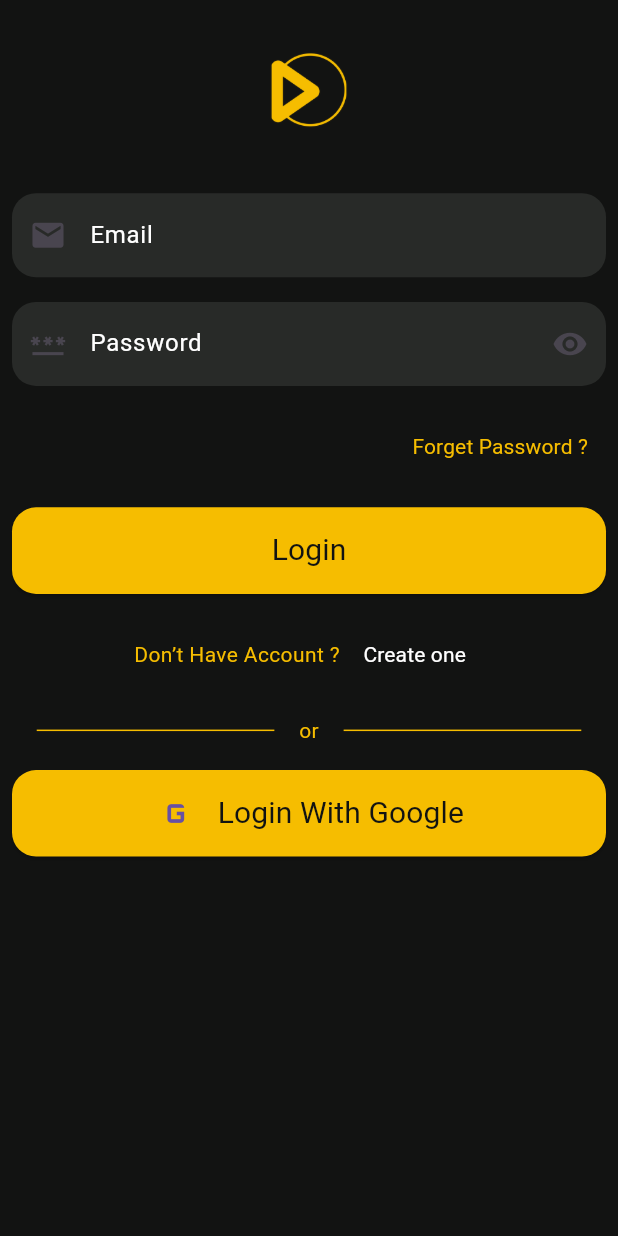
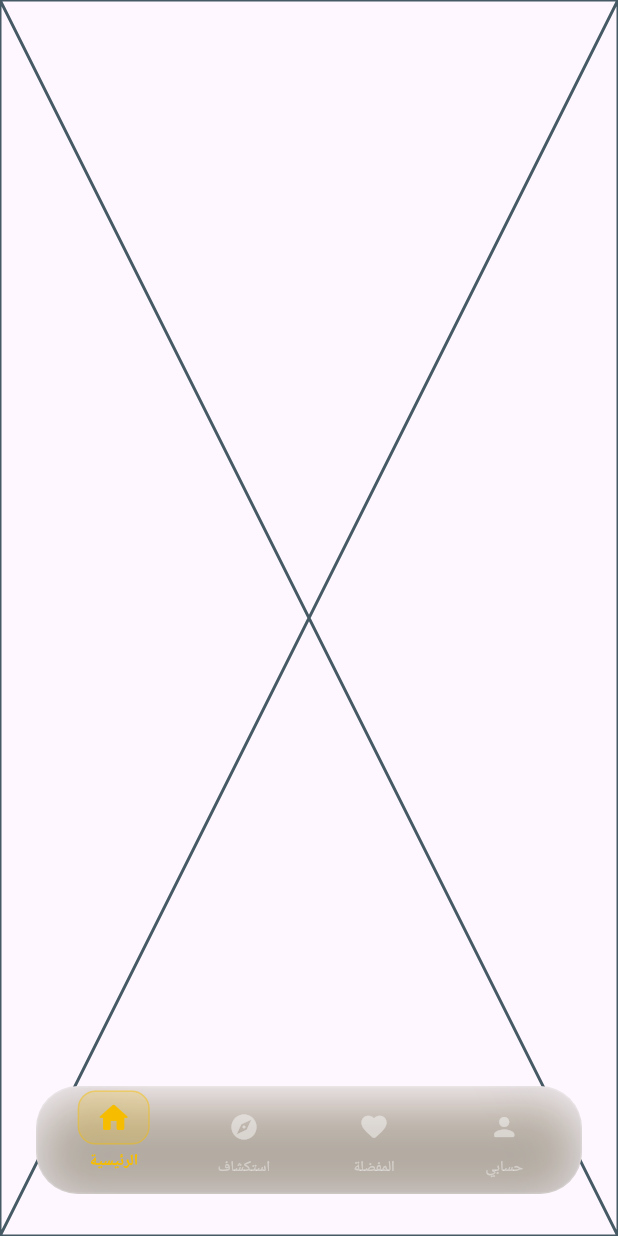
Before and after one commit to mariemtayel2-wq/movies_app, a Flutter app: the LoginScreen screen opened by its route, after a tap on "Login", on a phone screen of 412 x 824 dp. Run offline on Flutter 3.47's test engine with Material 3 defaults, Android fonts, the phone set to English and light mode, and no system bars; our stand-ins replace auto_route, flutter_screenutil, google_fonts, shared_preferences; accounts and stored records are empty.

Commit message:
bottom navigation bar

```diff
--- /dev/null
+++ b/lib/core/resources/data nav.dart
@@ -0,0 +1,7 @@
+import 'package:flutter/material.dart';
+
+class NavItem {
+  final IconData icon;
+  final String label;
+  const NavItem({required this.icon, required this.label});
+}
--- /dev/null
+++ b/lib/core/resources/nav bages.dart
@@ -0,0 +1,14 @@
+import 'package:flutter/material.dart';
+import 'package:movies_app/features/homescreen/tabapages/BrowesPage.dart';
+import 'package:movies_app/features/homescreen/tabapages/FavoritesPage.dart';
+import 'package:movies_app/features/homescreen/tabapages/HomePage.dart';
+import 'package:movies_app/features/homescreen/tabapages/ProfilePage.dart';
+
+class NavRoutes {
+  static final List<Widget> pages = [
+    Homepage(),
+    Browespage(),
+    Favoritespage(),
+    Profilepage(),
+  ];
+}
--- a/lib/core/route_manger/app_router.dart
+++ b/lib/core/route_manger/app_router.dart
@@ -1,6 +1,7 @@
 import 'package:auto_route/auto_route.dart';
 import 'package:flutter/material.dart';
 import 'package:movies_app/features/forget/forgetscreen.dart';
+import 'package:movies_app/features/homescreen/mainsreen.dart';
 import 'package:movies_app/features/login/presentation.dart';
 import 'package:movies_app/features/onBordingscreen/presentation.dart';
 import 'package:movies_app/features/register/presentation.dart';
@@ -18,5 +19,6 @@ class AppRouter extends RootStackRouter {
     AutoRoute(page: LoginRoute.page, initial: isDone),
     AutoRoute(page: RegisterRoute.page),
     AutoRoute(page: ForgetPasswordRoute.page),
+    AutoRoute(page: MainRoute.page)
   ];
 }
--- /dev/null
+++ b/lib/core/widget/custum_nav bar.dart
@@ -0,0 +1,71 @@
+import 'package:flutter/material.dart';
+import 'package:movies_app/core/resources/color_manager.dart';
+import 'package:movies_app/core/resources/data%20nav.dart';
+import 'dart:ui';
+import 'single item nev.dart';
+
+
+class CustomNavBar extends StatelessWidget {
+  final int selectedIndex;
+  final ValueChanged<int> onItemSelected;
+
+  const CustomNavBar({
+    super.key,
+    required this.selectedIndex,
+    required this.onItemSelected,
+  });
+
+  static const _items = [
+    NavItem(icon: Icons.home_rounded, label: 'الرئيسية'),
+    NavItem(icon: Icons.explore_rounded, label: 'استكشاف'),
+    NavItem(icon: Icons.favorite_rounded, label: 'المفضلة'),
+    NavItem(icon: Icons.person_rounded, label: 'حسابي'),
+  ];
+
+  @override
+  Widget build(BuildContext context) {
+    return Padding(
+      padding: const EdgeInsets.only(left: 24, right: 24, bottom: 28),
+      child: ClipRRect(
+        borderRadius: BorderRadius.circular(28),
+        child: BackdropFilter(
+          filter: ImageFilter.blur(sigmaX: 20, sigmaY: 20),
+          child: Container(
+            height: 72,
+            decoration: BoxDecoration(
+              color: ColorManager.primarywhite.withOpacity(0.08),
+              borderRadius: BorderRadius.circular(28),
+              border: Border.all(
+                color:  ColorManager.primarywhite.withOpacity(0.15),
+                width: 1,
+              ),
+              boxShadow: [
+                BoxShadow(
+                  color: Colors.black.withOpacity(0.35),
+                  blurRadius: 30,
+                  offset: const Offset(0, 10),
+                ),
+                BoxShadow(
+                  color:  ColorManager.primaryYello.withOpacity(0.08),
+                  blurRadius: 20,
+                  offset: const Offset(0, 4),
+                ),
+              ],
+            ),
+            child: Row(
+              mainAxisAlignment: MainAxisAlignment.spaceEvenly,
+              children: List.generate(
+                _items.length,
+                    (index) => NavBarItem(
+                  item: _items[index],
+                  isSelected: selectedIndex == index,
+                  onTap: () => onItemSelected(index),
+                ),
+              ),
+            ),
+          ),
+        ),
+      ),
+    );
+  }
+}
--- /dev/null
+++ b/lib/core/widget/single item nev.dart
@@ -0,0 +1,122 @@
+import 'package:flutter/material.dart';
+import 'package:movies_app/core/resources/color_manager.dart';
+import 'package:movies_app/core/resources/data%20nav.dart';
+
+class NavBarItem extends StatefulWidget {
+  final NavItem item;
+  final bool isSelected;
+  final VoidCallback onTap;
+
+  const NavBarItem({
+    required this.item,
+    required this.isSelected,
+    required this.onTap,
+  });
+
+  @override
+  State<NavBarItem> createState() => _NavBarItemState();
+}
+
+class _NavBarItemState extends State<NavBarItem>
+    with SingleTickerProviderStateMixin {
+  late final AnimationController _ctrl;
+  late final Animation<double> _scaleAnim;
+  late final Animation<double> _bounceAnim;
+
+  @override
+  void initState() {
+    super.initState();
+    _ctrl = AnimationController(
+      vsync: this,
+      duration: const Duration(milliseconds: 500),
+    );
+    _scaleAnim = CurvedAnimation(parent: _ctrl, curve: Curves.elasticOut);
+    _bounceAnim = Tween<double>(begin: 0, end: -6).animate(
+      CurvedAnimation(parent: _ctrl, curve: Curves.easeOut),
+    );
+
+    if (widget.isSelected) _ctrl.forward();
+  }
+
+  @override
+  void didUpdateWidget(NavBarItem old) {
+    super.didUpdateWidget(old);
+    if (widget.isSelected && !old.isSelected) {
+      _ctrl.forward(from: 0);
+    } else if (!widget.isSelected) {
+      _ctrl.reverse();
+    }
+  }
+
+  @override
+  void dispose() {
+    _ctrl.dispose();
+    super.dispose();
+  }
+
+  @override
+  Widget build(BuildContext context) {
+    return GestureDetector(
+      onTap: widget.onTap,
+      behavior: HitTestBehavior.opaque,
+      child: AnimatedBuilder(
+        animation: _ctrl,
+        builder: (_, __) => Transform.translate(
+          offset: Offset(0, widget.isSelected ? _bounceAnim.value : 0),
+          child: SizedBox(
+            width: 72,
+            child: Column(
+              mainAxisAlignment: MainAxisAlignment.center,
+              children: [
+                AnimatedContainer(
+                  duration: const Duration(milliseconds: 350),
+                  curve: Curves.easeOutCubic,
+                  width: widget.isSelected ? 48 : 38,
+                  height: widget.isSelected ? 36 : 32,
+                  decoration: BoxDecoration(
+                    color: widget.isSelected
+                        ? ColorManager.primaryYello.withOpacity(0.2)
+                        : Colors.transparent,
+                    borderRadius: BorderRadius.circular(12),
+                    border: widget.isSelected
+                        ? Border.all(
+                      color:ColorManager.primaryYello.withOpacity(0.4),
+                      width: 1,
+                    )
+                        : null,
+                  ),
+                  child: Transform.scale(
+                    scale:
+                    widget.isSelected ? 1.0 + (_scaleAnim.value * 0.1) : 1.0,
+                    child: Icon(
+                      widget.item.icon,
+                      size: widget.isSelected ? 22 : 20,
+                      color: widget.isSelected
+                          ? ColorManager.primaryYello
+                          :ColorManager.primarywhite.withOpacity(0.45),
+                    ),
+                  ),
+                ),
+                const SizedBox(height: 4),
+                AnimatedDefaultTextStyle(
+                  duration: const Duration(milliseconds: 300),
+                  style: TextStyle(
+                    fontSize: widget.isSelected ? 10.5 : 10,
+                    fontWeight: widget.isSelected
+                        ? FontWeight.w700
+                        : FontWeight.w400,
+                    color: widget.isSelected
+                        ? ColorManager.primaryYello
+                        : ColorManager.primarywhite.withOpacity(0.4),
+                    letterSpacing: 0.3,
+                  ),
+                  child: Text(widget.item.label),
+                ),
+              ],
+            ),
+          ),
+        ),
+      ),
+    );
+  }
+}
--- /dev/null
+++ b/lib/features/homescreen/mainsreen.dart
@@ -0,0 +1,42 @@
+import 'package:auto_route/auto_route.dart';
+import 'package:flutter/material.dart';
+import 'package:movies_app/core/resources/nav%20bages.dart';
+import 'package:movies_app/core/widget/custum_nav%20bar.dart';
+@RoutePage()
+class MainScreen extends StatefulWidget {
+  const MainScreen({super.key});
+
+  @override
+  State<MainScreen> createState() => _MainScreenState();
+}
+
+class _MainScreenState extends State<MainScreen> {
+  int _selectedIndex = 0;
+
+  @override
+  Widget build(BuildContext context) {
+    return Scaffold(
+      extendBody: true,
+      body: AnimatedSwitcher(
+        duration: const Duration(milliseconds: 400),
+        transitionBuilder: (child, animation) => FadeTransition(
+          opacity: animation,
+          child: SlideTransition(
+            position: Tween<Offset>(
+              begin: const Offset(0, 0.05),
+              end: Offset.zero,
+            ).animate(CurvedAnimation(parent: animation, curve: Curves.easeOut)),
+            child: child,
+          ),
+        ),
+        child: KeyedSubtree(
+          key: ValueKey(_selectedIndex),
+          child: NavRoutes.pages[_selectedIndex],        ),
+      ),
+      bottomNavigationBar: CustomNavBar(
+        selectedIndex: _selectedIndex,
+        onItemSelected: (index) => setState(() => _selectedIndex = index),
+      ),
+    );
+  }
+}
--- /dev/null
+++ b/lib/features/homescreen/tabapages/BrowesPage.dart
@@ -0,0 +1,10 @@
+import 'package:flutter/material.dart';
+
+class Browespage extends StatelessWidget {
+  const Browespage({super.key});
+
+  @override
+  Widget build(BuildContext context) {
+    return const Placeholder();
+  }
+}
--- /dev/null
+++ b/lib/features/homescreen/tabapages/FavoritesPage.dart
@@ -0,0 +1,10 @@
+import 'package:flutter/material.dart';
+
+class Favoritespage extends StatelessWidget {
+  const Favoritespage({super.key});
+
+  @override
+  Widget build(BuildContext context) {
+    return const Placeholder();
+  }
+}
--- /dev/null
+++ b/lib/features/homescreen/tabapages/HomePage.dart
@@ -0,0 +1,10 @@
+import 'package:flutter/material.dart';
+
+class Homepage extends StatelessWidget {
+  const Homepage({super.key});
+
+  @override
+  Widget build(BuildContext context) {
+    return const Placeholder();
+  }
+}
--- /dev/null
+++ b/lib/features/homescreen/tabapages/ProfilePage.dart
@@ -0,0 +1,10 @@
+import 'package:flutter/material.dart';
+
+class Profilepage extends StatelessWidget {
+  const Profilepage({super.key});
+
+  @override
+  Widget build(BuildContext context) {
+    return const Placeholder();
+  }
+}
--- a/lib/features/login/presentation.dart
+++ b/lib/features/login/presentation.dart
@@ -106,7 +106,7 @@ return SafeArea(
             Custumelevatedbutton(
 
                 onPressed:(){
-                  ///Home screen
+                 context.pushRoute(MainRoute());
                 },
                 backgroundcolor: ColorManager.primaryYello,
 
```
Also changed, not shown: lib/core/route_manger/app_router.gr.dart.
